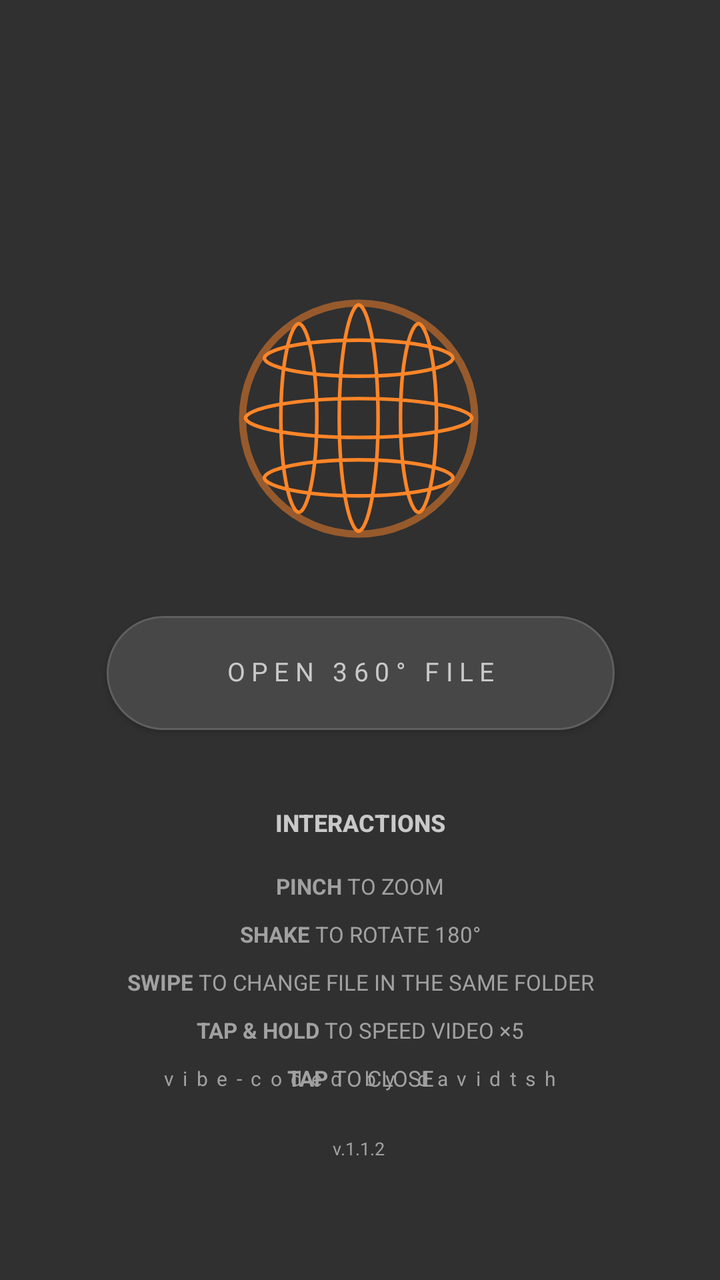
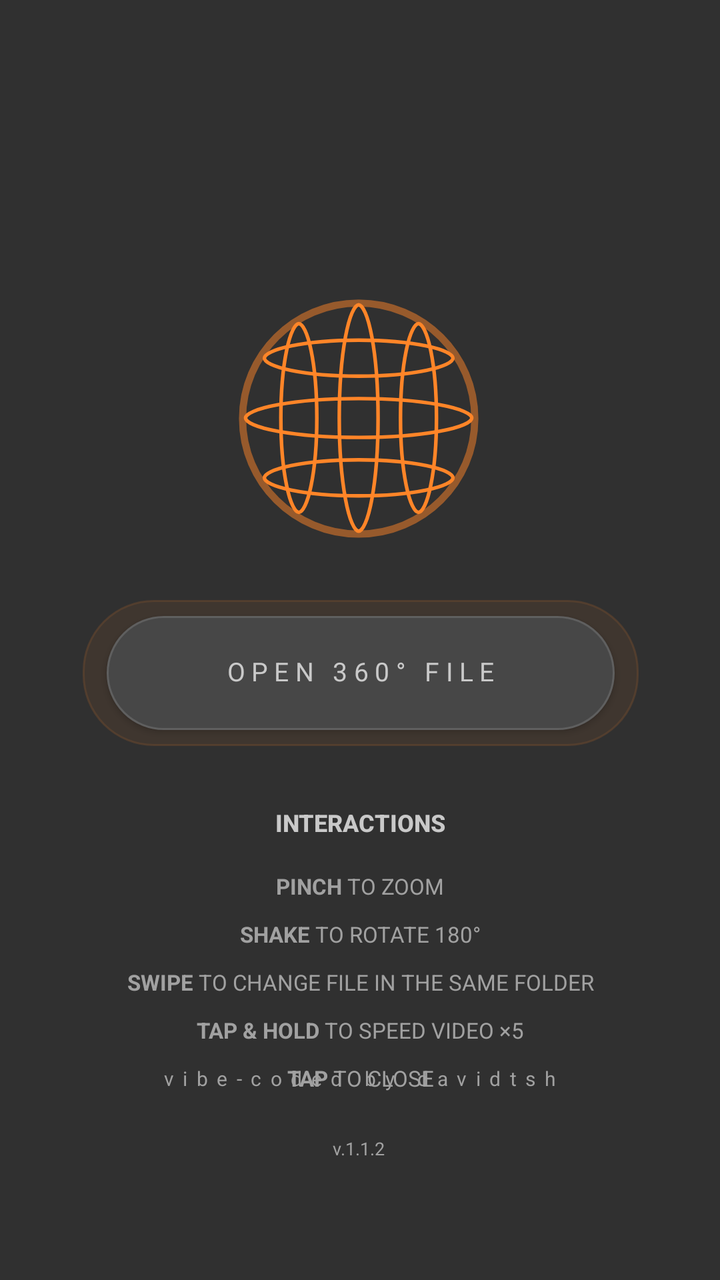

Before-and-after screenshots of an Android layout around one commit, followed by the original layout XML and the change that was made.
<!-- AndroidManifest.xml: application theme Theme.XReal360Viewer -->
<!-- res/layout/activity_main.xml -->
<?xml version="1.0" encoding="utf-8"?>
<androidx.constraintlayout.widget.ConstraintLayout
    xmlns:android="http://schemas.android.com/apk/res/android"
    xmlns:app="http://schemas.android.com/apk/res-auto"
    android:layout_width="match_parent"
    android:layout_height="match_parent"
    android:background="#303030">

    <ImageView
        android:id="@+id/imgSphereLogo"
        android:layout_width="170dp"
        android:layout_height="170dp"
        android:layout_marginTop="124dp"
        android:contentDescription="@string/app_name"
        android:scaleType="fitCenter"
        android:src="@drawable/logo_360"
        app:layout_constraintEnd_toEndOf="parent"
        app:layout_constraintHorizontal_bias="0.497"
        app:layout_constraintStart_toStartOf="parent"
        app:layout_constraintTop_toTopOf="parent" />

    <TextView
        android:id="@+id/tvInstructionsHeader"
        android:layout_width="0dp"
        android:layout_height="wrap_content"
        android:layout_marginStart="32dp"
        android:layout_marginTop="40dp"
        android:layout_marginEnd="32dp"
        android:fontFamily="sans-serif-medium"
        android:gravity="center"
        android:includeFontPadding="false"
        android:text="@string/main_instructions_header"
        android:textColor="#C9C9C9"
        android:textSize="12sp"
        android:textStyle="bold"
        app:layout_constraintEnd_toEndOf="parent"
        app:layout_constraintHorizontal_bias="0.0"
        app:layout_constraintStart_toStartOf="parent"
        app:layout_constraintTop_toBottomOf="@id/btnPickImage" />

    <androidx.appcompat.widget.AppCompatButton
        android:id="@+id/btnPickImage"
        android:layout_width="254dp"
        android:layout_height="57dp"
        android:layout_marginTop="308dp"
        android:background="@drawable/bg_open_file_button"
        android:elevation="4dp"
        android:fontFamily="sans-serif"
        android:includeFontPadding="false"
        android:letterSpacing="0.24"
        android:minWidth="0dp"
        android:minHeight="0dp"
        android:paddingStart="0dp"
        android:paddingEnd="0dp"
        android:text="@string/open_360_file"
        android:textAllCaps="false"
        android:textColor="#C9C9C9"
        android:textSize="13sp"
        app:layout_constraintEnd_toEndOf="parent"
        app:layout_constraintHorizontal_bias="0.503"
        app:layout_constraintStart_toStartOf="parent"
        app:layout_constraintTop_toTopOf="parent" />

    <LinearLayout
        android:id="@+id/tvInstructions"
        android:layout_width="0dp"
        android:layout_height="wrap_content"
        android:layout_marginStart="32dp"
        android:layout_marginTop="18dp"
        android:layout_marginEnd="32dp"
        android:orientation="vertical"
        android:gravity="center"
        app:layout_constraintEnd_toEndOf="parent"
        app:layout_constraintStart_toStartOf="parent"
        app:layout_constraintTop_toBottomOf="@id/tvInstructionsHeader">

        <TextView
            style="@style/MainInstructionLine"
            android:text="@string/instruction_pinch" />

        <TextView
            style="@style/MainInstructionLine"
            android:layout_marginTop="11dp"
            android:text="@string/instruction_shake" />

        <TextView
            style="@style/MainInstructionLine"
            android:layout_marginTop="11dp"
            android:text="@string/instruction_swipe" />



        <TextView
            style="@style/MainInstructionLine"
            android:layout_marginTop="11dp"
            android:text="@string/instruction_hold" />



        <TextView
            style="@style/MainInstructionLine"
            android:layout_marginTop="11dp"
            android:text="@string/instruction_tap" />


    </LinearLayout>

    <TextView
        android:id="@+id/tvVersion"
        android:layout_width="wrap_content"
        android:layout_height="wrap_content"
        android:layout_marginBottom="60dp"
        android:fontFamily="sans-serif"
        android:includeFontPadding="false"
        android:text="@string/version_fallback"
        android:textColor="#A1A1A1"
        android:textSize="9sp"
        app:layout_constraintBottom_toBottomOf="parent"
        app:layout_constraintEnd_toEndOf="parent"
        app:layout_constraintHorizontal_bias="0.498"
        app:layout_constraintStart_toStartOf="parent" />

    <TextView
        android:id="@+id/tvCredit"
        android:layout_width="wrap_content"
        android:layout_height="wrap_content"
        android:layout_marginBottom="24dp"
        android:fontFamily="sans-serif"
        android:includeFontPadding="false"
        android:letterSpacing="0.45"
        android:text="@string/main_credit"
        android:textColor="#A1A1A1"
        android:textSize="10sp"
        app:layout_constraintBottom_toTopOf="@id/tvVersion"
        app:layout_constraintEnd_toEndOf="parent"
        app:layout_constraintStart_toStartOf="parent" />

</androidx.constraintlayout.widget.ConstraintLayout>
<!-- resources referenced by this layout -->
<resources>
  <!-- drawable bg_open_file_button (drawable) -->
  <?xml version="1.0" encoding="utf-8"?>
  <shape xmlns:android="http://schemas.android.com/apk/res/android"
      android:shape="rectangle">
      <solid android:color="#474747" />
      <stroke
          android:width="1dp"
          android:color="#5F5F5F" />
      <corners android:radius="29dp" />
  </shape>
  <!-- drawable logo_360: vector/xml drawable (drawable, 6150 chars, omitted) -->
  <string name="app_name">XREAL 360° Viewer</string>
  <string name="instruction_hold"><b>TAP &amp; HOLD</b> TO SPEED VIDEO ×5</string>
  <string name="instruction_pinch"><b>PINCH</b> TO ZOOM</string>
  <string name="instruction_shake"><b>SHAKE</b> TO ROTATE 180°</string>
  <string name="instruction_swipe"><b>SWIPE</b> TO CHANGE FILE IN THE SAME FOLDER</string>
  <string name="instruction_tap"><b>TAP</b> TO CLOSE</string>
  <string name="main_credit">vibe-coded by davidtsh</string>
  <string name="main_instructions_header">INTERACTIONS</string>
  <string name="open_360_file">OPEN 360° FILE</string>
  <string name="version_fallback">v.1.1.2</string>
  <style name="MainInstructionLine">
          <item name="android:layout_width">match_parent</item>
          <item name="android:layout_height">wrap_content</item>
          <item name="android:fontFamily">sans-serif</item>
          <item name="android:gravity">center</item>
          <item name="android:includeFontPadding">false</item>
          <item name="android:textColor">#A1A1A1</item>
          <item name="android:textSize">11sp</item>
      </style>
  <style name="Theme.XReal360Viewer" parent="Theme.MaterialComponents.DayNight.NoActionBar">
          <item name="colorPrimary">#1A73E8</item>
          <item name="colorPrimaryVariant">#1557B0</item>
          <item name="colorOnPrimary">#FFFFFF</item>
          <item name="android:windowBackground">#000000</item>
          <item name="android:windowSplashScreenBackground">#000000</item>
          <item name="android:windowSplashScreenAnimatedIcon">@drawable/transparent</item>
      </style>
  <!-- drawable transparent (drawable) -->
  <?xml version="1.0" encoding="utf-8"?>
  <shape xmlns:android="http://schemas.android.com/apk/res/android">
      <solid android:color="@android:color/transparent" />
  </shape>
</resources>

<!-- the commit's change to res/layout/activity_main.xml (unified diff, before → after) -->
@@ -37,6 +37,19 @@
         app:layout_constraintHorizontal_bias="0.0"
         app:layout_constraintStart_toStartOf="parent"
         app:layout_constraintTop_toBottomOf="@id/btnPickImage" />
+
+    <View
+        android:id="@+id/btnPickImageGlow"
+        android:layout_width="278dp"
+        android:layout_height="73dp"
+        android:layout_marginTop="300dp"
+        android:alpha="0.25"
+        android:background="@drawable/bg_open_file_button_glow"
+        android:elevation="1dp"
+        app:layout_constraintEnd_toEndOf="parent"
+        app:layout_constraintHorizontal_bias="0.503"
+        app:layout_constraintStart_toStartOf="parent"
+        app:layout_constraintTop_toTopOf="parent" />
 
     <androidx.appcompat.widget.AppCompatButton
         android:id="@+id/btnPickImage"
<!-- resource entries referenced after the edit -->
@@ -9,6 +9,16 @@
           android:width="1dp"
           android:color="#5F5F5F" />
       <corners android:radius="29dp" />
+  </shape>
+  <!-- drawable bg_open_file_button_glow (drawable) -->
+  <?xml version="1.0" encoding="utf-8"?>
+  <shape xmlns:android="http://schemas.android.com/apk/res/android"
+      android:shape="rectangle">
+      <solid android:color="#4DFF8528" />
+      <stroke
+          android:width="1dp"
+          android:color="#99FF8528" />
+      <corners android:radius="35dp" />
   </shape>
   <!-- drawable logo_360: vector/xml drawable (drawable, 6150 chars, omitted) -->
   <string name="app_name">XREAL 360° Viewer</string>
